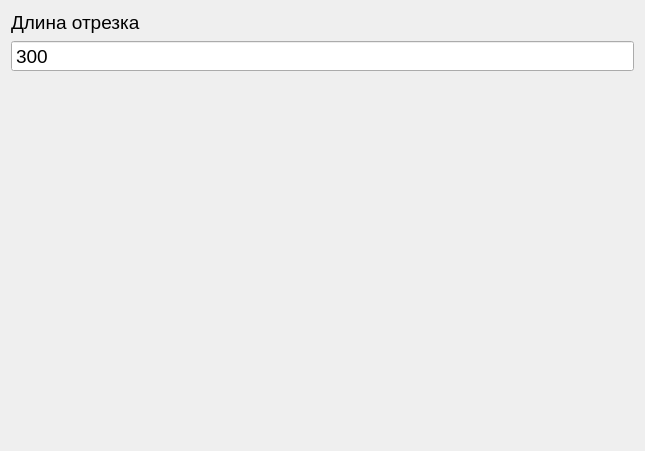
Old version of the form lab_3/src/ui/stairspage.ui in the repository RullDeef/cg-lab.
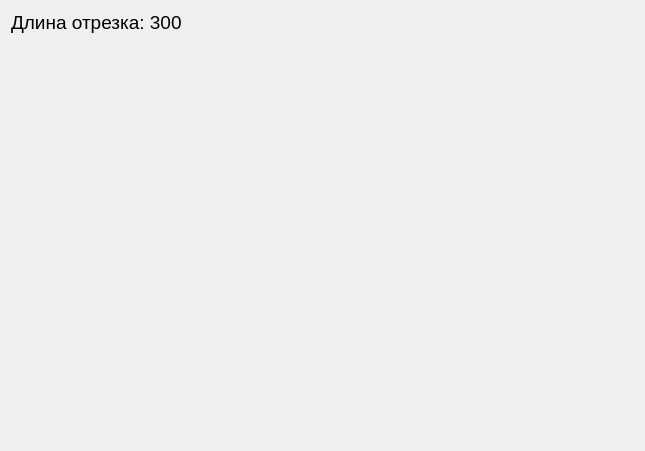
New version of the form.

What changed in the file:
```diff
--- a/lab_3/src/ui/stairspage.ui
+++ b/lab_3/src/ui/stairspage.ui
@@ -24,40 +24,7 @@
         </font>
        </property>
        <property name="text">
-        <string>Длина отрезка</string>
-       </property>
-      </widget>
-     </item>
-     <item>
-      <widget class="QSpinBox" name="spinBox">
-       <property name="enabled">
-        <bool>true</bool>
-       </property>
-       <property name="font">
-        <font>
-         <pointsize>14</pointsize>
-        </font>
-       </property>
-       <property name="frame">
-        <bool>true</bool>
-       </property>
-       <property name="readOnly">
-        <bool>true</bool>
-       </property>
-       <property name="buttonSymbols">
-        <enum>QAbstractSpinBox::NoButtons</enum>
-       </property>
-       <property name="suffix">
-        <string/>
-       </property>
-       <property name="minimum">
-        <number>1</number>
-       </property>
-       <property name="maximum">
-        <number>1000</number>
-       </property>
-       <property name="value">
-        <number>300</number>
+        <string>Длина отрезка: 300</string>
        </property>
       </widget>
      </item>
```
